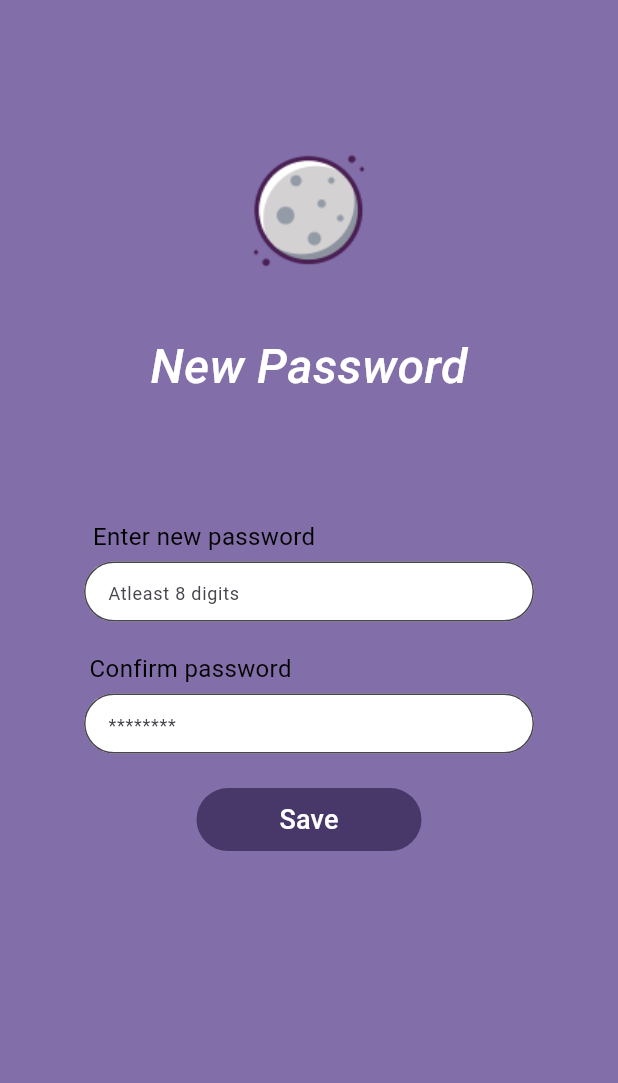
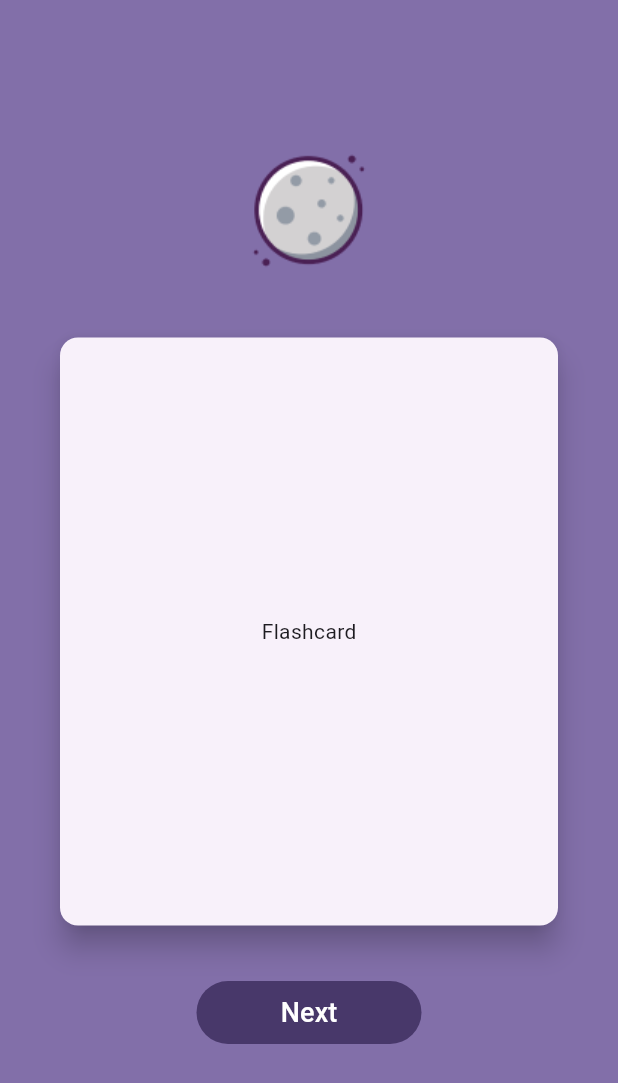
Before and after one commit to ProLangMaster-team/ProLangMaster, a Flutter app: the screen it shows after launch, on a phone screen of 412 x 824 dp. Shown: the top 1083 px of the screen. Run offline on Flutter 3.47's test engine with Material 2 defaults, Android fonts, the light colour scheme and no system bars; drawn by our look-alikes of flip_card; our stand-ins replace email_validator; missing offline and left inert: dart:ffi.

Commit message:
Flash-card-questions-pageAdded

```diff
--- a/pro_lang_master/lib/Login/CreatePassword.dart
+++ /dev/null
@@ -1,113 +0,0 @@
-import 'package:flutter/material.dart';
-
-class NewPassword extends StatefulWidget {
-  const NewPassword({Key? key}) : super(key: key);
-
-  @override
-  newPassword createState() => newPassword();
-}
-
-class newPassword extends State<NewPassword> {
-  @override
-  Widget build(BuildContext context) {
-    return Scaffold(
-      resizeToAvoidBottomInset: false,
-      body: Center(
-        child: Container(
-          color: const Color(0XFF826FA9),
-          width: double.maxFinite,
-          height: double.maxFinite,
-          padding: const EdgeInsetsDirectional.fromSTEB(0, 100, 0, 0),
-          child: Column(children: <Widget>[
-            Container(
-              margin: const EdgeInsetsDirectional.fromSTEB(0, 0, 0, 40),
-              child: Image.asset('Assets/mercury.png'),
-            ),
-            Container(
-              margin: const EdgeInsetsDirectional.fromSTEB(0, 0, 0, 79.37),
-              child: const Text(
-                "New Password",
-                style: TextStyle(
-                  color: Colors.white,
-                  fontSize: 32,
-                  fontWeight: FontWeight.w500,
-                  fontStyle: FontStyle.italic,
-                ),
-              ),
-            ),
-            Container(
-              margin: const EdgeInsetsDirectional.fromSTEB(0, 0, 140, 5),
-              child: const Text(
-                "Enter new password",
-                style: TextStyle(
-                  color: Colors.black,
-                  fontSize: 16,
-                  fontWeight: FontWeight.w400,
-                ),
-              ),
-            ),
-            Container(
-              width: 300,
-              height: 40,
-              child: const TextField(
-                  decoration: InputDecoration(
-                      filled: true,
-                      border: OutlineInputBorder(
-                        borderSide: BorderSide(color: Colors.black),
-                        borderRadius: BorderRadius.all(Radius.circular(49)),
-                      ),
-                      fillColor: Colors.white,
-                      hintText: 'Atleast 8 digits',
-                      hintStyle: TextStyle(fontSize: 12))),
-            ),
-            Container(
-              margin: const EdgeInsetsDirectional.fromSTEB(0, 20, 158, 5),
-              child: const Text(
-                "Confirm password",
-                style: TextStyle(
-                  color: Colors.black,
-                  fontSize: 16,
-                  fontWeight: FontWeight.w400,
-                ),
-              ),
-            ),
-            Container(
-              width: 300,
-              height: 40,
-              child: const TextField(
-                  decoration: InputDecoration(
-                      filled: true,
-                      border: OutlineInputBorder(
-                        borderSide: BorderSide(color: Colors.black),
-                        borderRadius: BorderRadius.all(Radius.circular(49)),
-                      ),
-                      fillColor: Colors.white,
-                      hintText: '********',
-                      hintStyle: TextStyle(fontSize: 12))),
-            ),
-            Container(
-              width: 150,
-              margin: const EdgeInsetsDirectional.fromSTEB(0, 20, 0, 0),
-              child: const TextButton(
-                onPressed: null,
-                style: ButtonStyle(
-                  backgroundColor:
-                      MaterialStatePropertyAll<Color>(Color(0XFF48386A)),
-                  foregroundColor:
-                      MaterialStatePropertyAll<Color>(Colors.white),
-                ),
-                child: Text("Save", style: TextStyle(fontSize: 18)),
-              ),
-            ),
-          ]),
-        ),
-      ),
-    );
-  }
-
-  @override
-  State<StatefulWidget> createState() {
-    // TODO: implement createState
-    throw UnimplementedError();
-  }
-}
--- /dev/null
+++ b/pro_lang_master/lib/Login/flashcardQuestion.dart
@@ -0,0 +1,81 @@
+import 'dart:io';
+import 'dart:convert';
+import 'package:http/http.dart' as http;
+
+import 'package:flutter/gestures.dart';
+import 'package:flutter/material.dart';
+import 'package:pro_lang_master/Login/verification.dart';
+import 'package:flip_card/flip_card.dart';
+
+class FlashCard extends StatefulWidget {
+  const FlashCard({Key? key}) : super(key: key);
+
+  @override
+  flashCard createState() => flashCard();
+}
+
+class flashCard extends State<FlashCard> {
+  final TextEditingController emailController = new TextEditingController();
+  var errorCase = false;
+  @override
+  Widget build(BuildContext context) {
+    return Scaffold(
+      resizeToAvoidBottomInset: false,
+      body: Center(
+        child: Container(
+          color: const Color(0XFF826FA9),
+          width: double.maxFinite,
+          height: double.maxFinite,
+          padding: const EdgeInsetsDirectional.fromSTEB(0, 100, 0, 0),
+          child: Column(children: <Widget>[
+            Container(
+              margin: const EdgeInsetsDirectional.fromSTEB(0, 0, 0, 40),
+              child: Image.asset('Assets/mercury.png'),
+            ),
+            Container(
+                child: Column(
+              mainAxisAlignment: MainAxisAlignment.center,
+              children: [
+                SizedBox(
+                  width: 340,
+                  height: 400,
+                  child: FlipCard(
+                      front: Card(
+                          elevation: 8,
+                          child: Center(
+                            child: Text("Flashcard"),
+                          )),
+                      back: Card(
+                          elevation: 8,
+                          child: Center(
+                            child: Text("Backside"),
+                          ))),
+                ),
+              ],
+            )),
+            Container(
+              width: 150,
+              margin: EdgeInsetsDirectional.fromSTEB(0, 30, 0, 0),
+              child: const TextButton(
+                style: ButtonStyle(
+                  backgroundColor:
+                      MaterialStatePropertyAll<Color>(Color(0XFF48386A)),
+                  foregroundColor:
+                      MaterialStatePropertyAll<Color>(Colors.white),
+                ),
+                onPressed: null,
+                child: Text("Next", style: TextStyle(fontSize: 18)),
+              ),
+            ),
+          ]),
+        ),
+      ),
+    );
+  }
+
+  @override
+  State<StatefulWidget> createState() {
+    // TODO: implement createState
+    throw UnimplementedError();
+  }
+}
--- a/pro_lang_master/lib/main.dart
+++ b/pro_lang_master/lib/main.dart
@@ -7,7 +7,7 @@ import 'package:pro_lang_master/Login/selectLanguage.dart';
 import 'package:pro_lang_master/Login/verification.dart';
 import 'package:pro_lang_master/Login/Fluencylevel.dart';
 import 'package:pro_lang_master/Login/UserDetails.dart';
-import 'package:pro_lang_master/Login/CreatePassword.dart';
+import 'package:pro_lang_master/Login/flashcardQuestion.dart';
 
 void main() {
   runApp(const MyApp());
@@ -23,7 +23,7 @@ class MyApp extends StatelessWidget {
         colorScheme: ColorScheme.fromSeed(seedColor: Colors.deepPurple),
         useMaterial3: true,
       ),
-      home: const NewPassword(),
+      home: const FlashCard(),
     );
   }
 }
@@ -47,7 +47,7 @@ class _MyHomePageState extends State<MyHomePage> {
       body: Center(
         child: Column(
           mainAxisAlignment: MainAxisAlignment.center,
-          children: <Widget>[NewPassword()],
+          children: <Widget>[FlashCard()],
         ),
       ),
       floatingActionButton: FloatingActionButton(
--- a/pro_lang_master/pubspec.yaml
+++ b/pro_lang_master/pubspec.yaml
@@ -30,6 +30,8 @@ environment:
 dependencies:
   flutter:
     sdk: flutter
+
+  flip_card: ^0.7.0
   email_validator: '^2.1.16'
 
 
```
Also changed, not shown: pro_lang_master/lib/Login/login.dart (indentation only), pro_lang_master/pubspec.lock.
